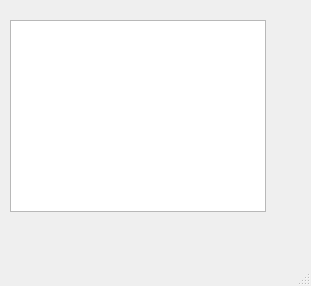
The window that gameWindow.ui (tomsloj/checkers_Qt) describes before a commit, drawn with Qt 5.
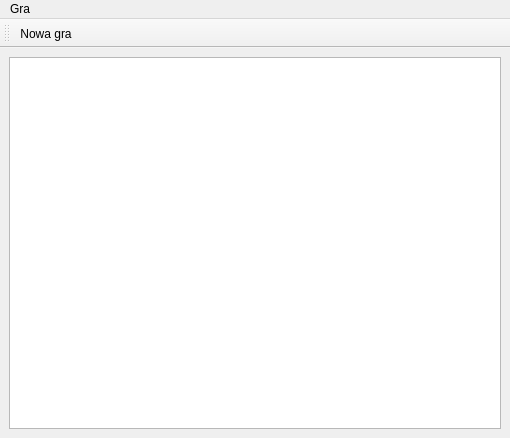
The same window after the commit. Icons and pictures are not drawn.

The edit to the form file:
```diff
--- a/gameWindow.ui
+++ b/gameWindow.ui
@@ -6,36 +6,77 @@
    <rect>
     <x>0</x>
     <y>0</y>
-    <width>311</width>
-    <height>286</height>
+    <width>510</width>
+    <height>438</height>
    </rect>
   </property>
+  <property name="sizePolicy">
+   <sizepolicy hsizetype="Expanding" vsizetype="Expanding">
+    <horstretch>0</horstretch>
+    <verstretch>0</verstretch>
+   </sizepolicy>
+  </property>
+  <property name="minimumSize">
+   <size>
+    <width>240</width>
+    <height>240</height>
+   </size>
+  </property>
   <property name="windowTitle">
    <string>MainWindow</string>
   </property>
   <widget class="QWidget" name="centralwidget">
-   <widget class="QGraphicsView" name="graphicsView">
-    <property name="geometry">
-     <rect>
-      <x>10</x>
-      <y>20</y>
-      <width>256</width>
-      <height>192</height>
-     </rect>
-    </property>
-   </widget>
+   <layout class="QVBoxLayout" name="verticalLayout">
+    <item>
+     <widget class="QGraphicsView" name="boardView">
+      <property name="sizePolicy">
+       <sizepolicy hsizetype="Expanding" vsizetype="Expanding">
+        <horstretch>122</horstretch>
+        <verstretch>122</verstretch>
+       </sizepolicy>
+      </property>
+     </widget>
+    </item>
+   </layout>
   </widget>
   <widget class="QMenuBar" name="menubar">
    <property name="geometry">
     <rect>
      <x>0</x>
      <y>0</y>
-     <width>311</width>
+     <width>510</width>
      <height>21</height>
     </rect>
    </property>
+   <widget class="QMenu" name="menuGra">
+    <property name="title">
+     <string>Gra</string>
+    </property>
+    <addaction name="actionNowa_gra"/>
+   </widget>
+   <addaction name="menuGra"/>
   </widget>
-  <widget class="QStatusBar" name="statusbar"/>
+  <widget class="QToolBar" name="toolBar">
+   <property name="windowTitle">
+    <string>toolBar</string>
+   </property>
+   <attribute name="toolBarArea">
+    <enum>TopToolBarArea</enum>
+   </attribute>
+   <attribute name="toolBarBreak">
+    <bool>false</bool>
+   </attribute>
+   <addaction name="actionNowa_gra"/>
+  </widget>
+  <action name="actionNowa_gra">
+   <property name="icon">
+    <iconset resource="resources.qrc">
+     <normaloff>:/imgs/res/game</normaloff>:/imgs/res/game</iconset>
+   </property>
+   <property name="text">
+    <string>Nowa gra</string>
+   </property>
+  </action>
  </widget>
  <resources/>
  <connections/>
```
Left out of the diff: 10 changed lines with no effect on the pictures.
